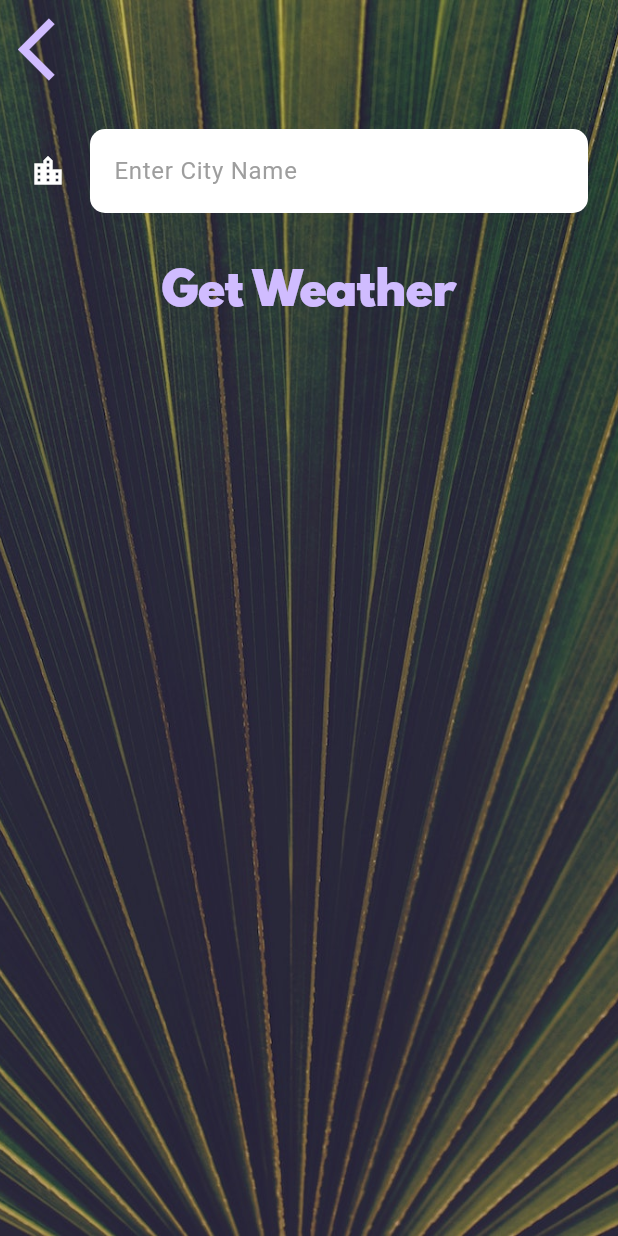
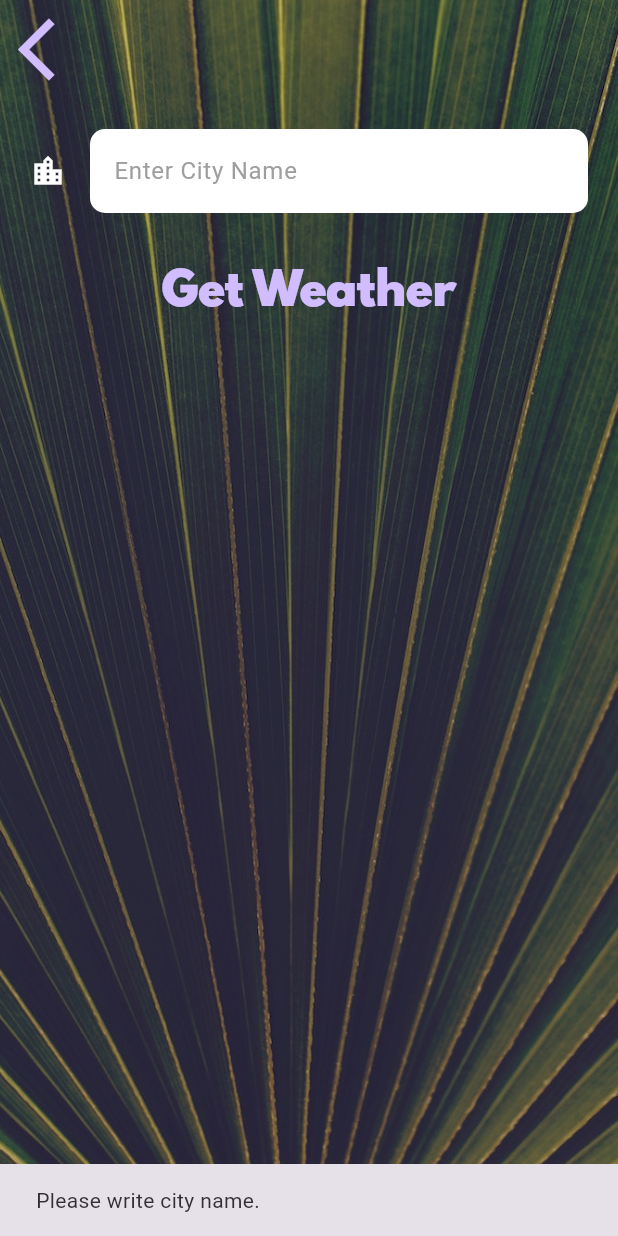
Before and after one commit to Amaar305/climate, a Flutter app: the screen it shows after launch, after a tap on "Get Weather", on a phone screen of 412 x 824 dp. Run offline on Flutter 3.47's test engine with Material 3 defaults, Android fonts, the phone set to English and light mode, and no system bars; our stand-ins replace geolocator, nb_utils.

Commit message:
Add nb_utils dependency and update weather service implementation

```diff
--- a/lib/main.dart
+++ b/lib/main.dart
@@ -8,6 +8,9 @@ class MyApp extends StatelessWidget {
 
   @override
   Widget build(BuildContext context) {
-    return MaterialApp(theme: ThemeData.dark(), home: CityScreen());
+    return MaterialApp(
+      theme: ThemeData.dark(),
+      home: CityScreen(),
+    );
   }
 }
--- a/lib/screens/city_screen.dart
+++ b/lib/screens/city_screen.dart
@@ -1,3 +1,6 @@
+import 'package:climate/screens/location_screen.dart';
+import 'package:climate/services/weather.dart';
+import 'package:climate/services/weather_service.dart';
 import 'package:flutter/material.dart';
 import 'package:climate/utilities/constants.dart';
 
@@ -9,6 +12,18 @@ class CityScreen extends StatefulWidget {
 }
 
 class _CityScreenState extends State<CityScreen> {
+  String _city = '';
+  int? _temp;
+  String _icon = '';
+  String _message = '';
+  final TextEditingController controller = TextEditingController();
+
+  @override
+  void dispose() {
+    controller.dispose();
+    super.dispose();
+  }
+
   @override
   Widget build(BuildContext context) {
     return Scaffold(
@@ -33,15 +48,83 @@ class _CityScreenState extends State<CityScreen> {
               Container(
                 padding: EdgeInsets.all(20.0),
                 child: TextField(
+                  controller: controller,
                   style: TextStyle(color: Colors.black),
                   decoration: kTextFieldInputDecoration,
-                  onChanged: (value) {
-                    print(value);
-                  },
+                  // onChanged: (value) {
+                  //   print(value);
+                  // },
                 ),
               ),
               TextButton(
-                onPressed: () {},
+                onPressed: () async {
+                  try {
+                    if (controller.text.isEmpty) {
+                      ScaffoldMessenger.of(context).showSnackBar(
+                        const SnackBar(
+                          content: Text('Please write city name.'),
+                        ),
+                      );
+                      return;
+                    }
+
+                    final query = controller.text.trim();
+                    final data = await WeatherService().getWeather(query);
+
+                    if (data == null) {
+                      ScaffoldMessenger.of(context).showSnackBar(
+                        const SnackBar(content: Text('City not found.')),
+                      );
+                      return;
+                    }
+
+                    // Defensive parsing
+                    final temp = (data['main']['temp'] as num).round();
+                    final condition = (data['weather'][0]['id'] as num).toInt();
+                    final iconCode =
+                        (data['weather'][0]['icon'] as String?) ??
+                        ''; // e.g. 01n / 01d
+                    final isNight = iconCode.endsWith('n');
+                    final city = (data['name'] ?? '') as String;
+
+                    final wm = WeatherModel();
+
+                    // Prefer local variables for navigation
+                    final icon = wm.getWeatherEmoji(
+                      condition,
+                      isNight: isNight,
+                    );
+                    final message = wm.getMessage(temp);
+
+                    // (Optional) keep your local UI in sync if you stay on this page
+                    if (mounted) {
+                      setState(() {
+                        _temp = temp;
+                        _icon = icon;
+                        _message = message;
+                        _city = city;
+                      });
+                    }
+
+                    // Navigate using the computed values (not the state)
+                    if (!mounted) return;
+                    Navigator.push(
+                      context,
+                      MaterialPageRoute(
+                        builder: (_) => LocationScreen(
+                          city: city,
+                          icon: icon,
+                          message: message,
+                          temp: temp,
+                        ),
+                      ),
+                    );
+                  } catch (e) {
+                    ScaffoldMessenger.of(context).showSnackBar(
+                      SnackBar(content: Text('Could not fetch weather: $e')),
+                    );
+                  }
+                },
                 child: Text('Get Weather', style: kButtonTextStyle),
               ),
             ],
--- a/pubspec.yaml
+++ b/pubspec.yaml
@@ -36,6 +36,7 @@ dependencies:
   cupertino_icons: ^1.0.8
   geolocator: ^10.1.0
   http: ^1.5.0
+  nb_utils: ^7.1.8
 
 dev_dependencies:
   flutter_test:
```
Also changed, not shown: lib/screens/location_screen.dart (+19 -16 lines), lib/services/weather.dart (+57 -23 lines), lib/services/weather_service.dart (+9 -12 lines), pubspec.lock, 7 other files.
